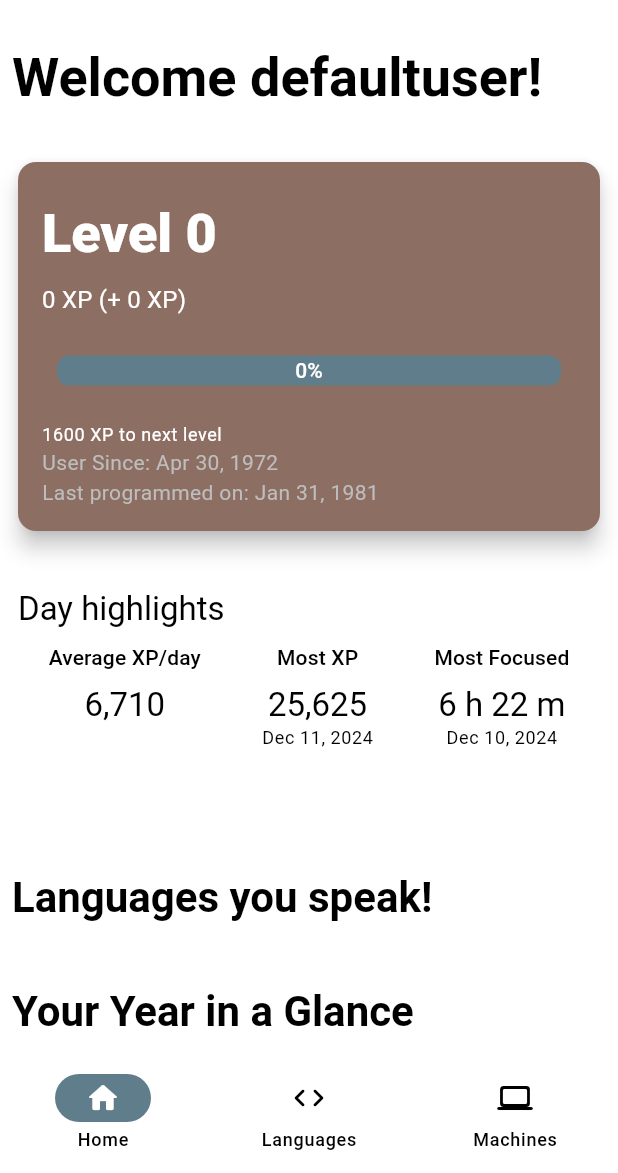
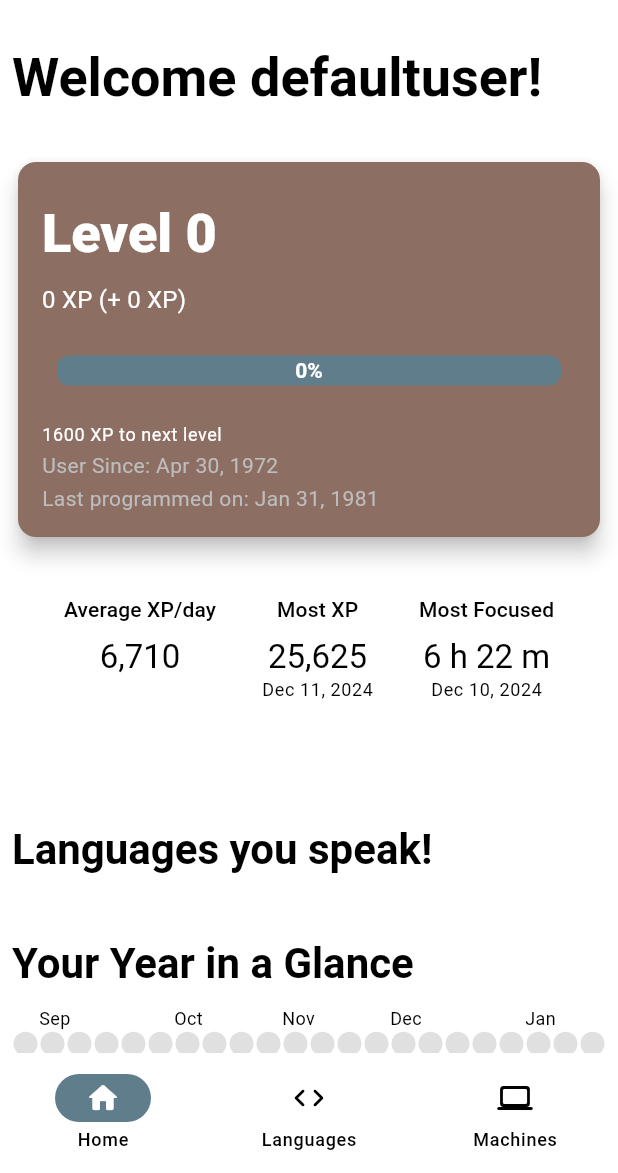
Before and after one commit to HarshNarayanJha/codestats_client, a Flutter app: the screen it shows after launch, on a phone screen of 412 x 824 dp, the part 63-1236 px from its top. Run offline on Flutter 3.47's test engine with Material 3 defaults, Android fonts, the phone set to English and light mode, and no system bars; drawn by our look-alikes of flutter_heatmap_calendar, percent_indicator; our stand-ins replace go_router, shared_preferences; accounts and stored records are empty; network calls fail.

Commit message:
fix: small design changes

```diff
--- a/lib/router/router.dart
+++ b/lib/router/router.dart
@@ -43,7 +43,6 @@
                   child: const HomePage(),
                 );
               },
-              // builder: (context, state) => const HomePage(),
             ),
           ],
         ),
--- a/lib/widgets/day_stats.dart
+++ b/lib/widgets/day_stats.dart
@@ -15,9 +15,8 @@
         crossAxisAlignment: CrossAxisAlignment.start,
         spacing: 8.0,
         children: [
-          Text("Day highlights", style: Theme.of(context).textTheme.titleLarge),
           Row(
-            mainAxisAlignment: MainAxisAlignment.spaceAround,
+            mainAxisAlignment: MainAxisAlignment.spaceEvenly,
             crossAxisAlignment: CrossAxisAlignment.start,
             children: [
               Column(
--- a/lib/widgets/language_stats_card.dart
+++ b/lib/widgets/language_stats_card.dart
@@ -59,7 +59,6 @@
                         percent: stats.getLevelProgress() / 100.0,
                         progressColor: Colors.orangeAccent,
                         backgroundColor: Colors.blueGrey,
-                        // circularStrokeCap: CircularStrokeCap.round,
                         radius: 48,
                         lineWidth: 16.0,
                         animation: true,
@@ -73,11 +72,10 @@
                         ) / 100.0,
                         progressColor: Colors.lightGreen,
                         backgroundColor: Colors.transparent,
-                        // circularStrokeCap: CircularStrokeCap.round,
                         radius: 48,
                         lineWidth: 16.0,
                         animation: true,
-                        center: Text(stats.getLevelProgressF(), style: Theme.of(context).primaryTextTheme.labelLarge?.copyWith(fontWeight: FontWeight.w500)),
+                        center: Text(stats.getLevelProgressF(), style: Theme.of(context).primaryTextTheme.labelLarge?.copyWith(fontWeight: FontWeight.w900)),
                       ),
                     ],
                   ),
--- a/lib/widgets/machines_stats_card.dart
+++ b/lib/widgets/machines_stats_card.dart
@@ -58,7 +58,6 @@
                         percent: stats.getLevelProgress() / 100.0,
                         progressColor: Colors.orangeAccent,
                         backgroundColor: Colors.blueGrey,
-                        // circularStrokeCap: CircularStrokeCap.round,
                         radius: 48,
                         lineWidth: 16.0,
                         animation: true,
@@ -72,11 +71,10 @@
                         ) / 100.0,
                         progressColor: Colors.lightGreen,
                         backgroundColor: Colors.transparent,
-                        // circularStrokeCap: CircularStrokeCap.round,
                         radius: 48,
                         lineWidth: 16.0,
                         animation: true,
-                        center: Text(stats.getLevelProgressF(), style: Theme.of(context).primaryTextTheme.labelLarge?.copyWith(fontWeight: FontWeight.w500)),
+                        center: Text(stats.getLevelProgressF(), style: Theme.of(context).primaryTextTheme.labelLarge?.copyWith(fontWeight: FontWeight.w900)),
                       ),
                     ],
                   ),
--- a/lib/widgets/main_stats_card.dart
+++ b/lib/widgets/main_stats_card.dart
@@ -12,7 +12,6 @@
     return Card(
       color: Colors.brown.shade400,
       elevation: 6.0,
-      // shadowColor: Colors.blueGrey,
       child: InkWell(
         borderRadius: BorderRadius.circular(12),
         onTap: () {},
@@ -56,7 +55,7 @@
                     barRadius: Radius.circular(8),
                     lineHeight: 20.0,
                     animation: true,
-                    center: Text(stats.getLevelProgressF(), style: Theme.of(context).primaryTextTheme.labelLarge?.copyWith(fontWeight: FontWeight.w500)),
+                    center: Text(stats.getLevelProgressF(), style: Theme.of(context).primaryTextTheme.labelLarge?.copyWith(fontWeight: FontWeight.w700)),
                   ),
                 ],
               ),
@@ -64,6 +63,7 @@
               SizedBox(height: 5.0),
               Column(
                 crossAxisAlignment: CrossAxisAlignment.start,
+                spacing: 2.0,
                 children: [
                   Text(
                     '${stats.getXpToNextLevel() - (stats.totalXp - xpToNextLevel(stats.getLevel() - 1))} XP to next level',
```
Also changed, not shown: lib/widgets/card_widget.dart (deleted, +0 -36 lines).
